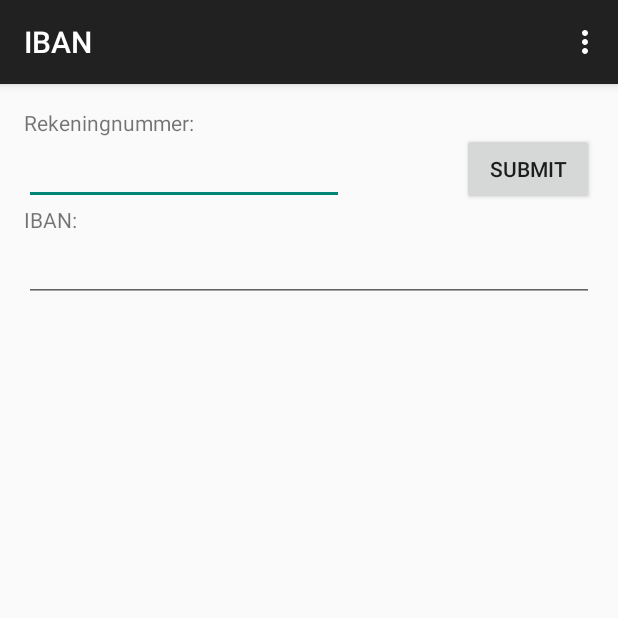
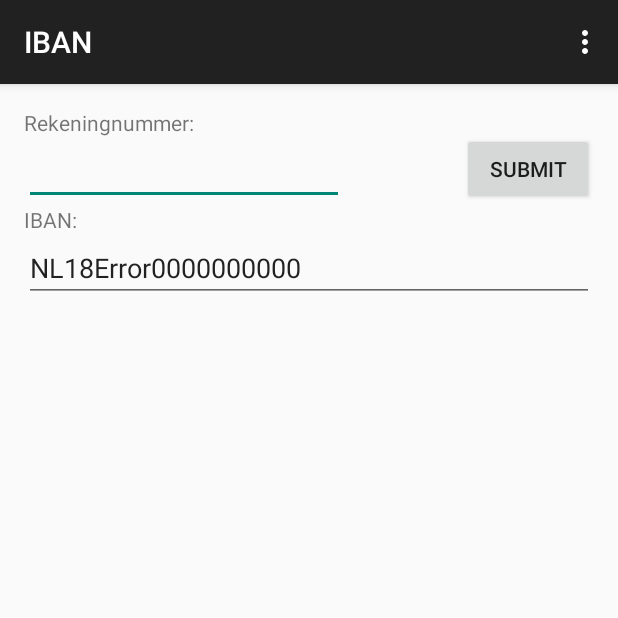
Before and after one commit to HoogenboomSolutions/IBAN, an Android app: the screen it shows after launch (MainActivity), in the options menu, after a tap on "Settings", on a phone screen of 412 x 824 dp, the top half of it. Run offline under Robolectric (Android 15) with nearby library versions, the phone set to English and light mode, and no system bars.

Commit message:
Ported IBAN first version

```diff
--- /dev/null
+++ b/app/src/main/java/nl/cedrichoogenboom/iban/IBAN.java
@@ -0,0 +1,171 @@
+package nl.cedrichoogenboom.iban;
+
+import java.math.BigInteger;
+
+/**
+ * Created by ced on 16-5-15.
+ */
+public class IBAN {
+
+    private String[][] banken = {
+            {"00", "INGB"},
+            {"10", "RABO"},
+            {"11", "RABO"},
+            {"12", "RABO"},
+            {"13", "RABO"},
+            {"14", "RABO"},
+            {"15", "RABO"},
+            {"16", "RABO"},
+            {"17", "RABO"},
+            {"18", "RABO"},
+            {"19", "TRIO"},
+            {"21", "ABNA"},
+            {"22", "ABNA"},
+            {"23", "ABNA"},
+            {"24", "ABNA"},
+            {"25", "ABNA"},
+            {"26", "FVLB"},
+            {"28", "BNGH"},
+            {"29", "FRBK"},
+            {"30", "RABO"},
+            {"31", "RABO"},
+            {"32", "RABO"},
+            {"33", "RABO"},
+            {"34", "RABO"},
+            {"35", "RABO"},
+            {"36", "RABO"},
+            {"37", "RABO"},
+            {"38", "RABO"},
+            {"39", "TRIO"},
+            {"40", "ABNA"},
+            {"41", "ABNA"},
+            {"42", "ABNA"},
+            {"43", "ABNA"},
+            {"44", "ABNA"},
+            {"45", "ABNA"},
+            {"46", "ABNA"},
+            {"47", "ABNA"},
+            {"48", "ABNA"},
+            {"49", "ABNA"},
+            {"50", "ABNA"},
+            {"51", "ABNA"},
+            {"52", "ABNA"},
+            {"53", "ABNA"},
+            {"54", "ABNA"},
+            {"55", "ABNA"},
+            {"56", "ABNA"},
+            {"57", "ABNA"},
+            {"58", "ABNA"},
+            {"59", "ABNA"},
+            {"61", "ABNA"},
+            {"62", "ABNA"},
+            {"64", "ABNA"},
+            {"65", "INGB"},
+            {"66", "INGB"},
+            {"67", "INGB"},
+            {"68", "INGB"},
+            {"69", "INGB"},
+            {"71", "ABNA"},
+            {"72", "AEGO"},
+            {"73", "AEGO"},
+            {"74", "AEGO"},
+            {"75", "INGB"},
+            {"76", "ABNA"},
+            {"77", "AEGO"},
+            {"79", "INGB"},
+            {"80", "ABNA"},
+            {"82", "SNSB"},
+            {"83", "ABNA"},
+            {"84", "ABNA"},
+            {"85", "ASNB"},
+            {"86", "ABNA"},
+            {"87", "ABNA"},
+            {"88", "ABNA"},
+            {"89", "ABNA"},
+            {"90", "SNSB"},
+            {"91", "SNSB"},
+            {"92", "SNSB"},
+            {"93", "SNSB"},
+            {"94", "ABNA"},
+            {"95", "SNSB"},
+            {"96", "SNSB"},
+            {"98", "ABNA"}
+    };
+
+    private boolean isBankNummer(String rekening) {
+        int i;
+        int iBank;
+        char zero = '0';
+
+        if (rekening.length() < 9) {
+            return true;
+        }
+        else if (rekening.length() > 10)
+            return false;
+        else {
+            iBank = 0;
+            for (i = 0; i <= 8; i++) {
+                iBank = iBank + (9 - i) * ((int)(rekening.charAt(i)) - ((int)zero));
+            }
+        }
+
+        return (iBank % 11 == 0);
+    }
+
+    private String getBank(String rekening) {
+        String value = "";
+        String bankCode = "";
+        boolean found = false;
+
+        bankCode = rekening.substring(1, 3);
+
+        for (int i = 0; i < banken.length; i++) {
+            if (banken[i][0] == bankCode) {
+                value = banken[i][1];
+                found = true;
+            }
+        }
+
+        if (found)
+            return value;
+        else
+            return "Error";
+    }
+
+    public String getIBAN(String rekening) {
+        String Bank = "";
+        String Land = "";
+        Integer i;
+        BigInteger e;
+        String controleGetal = "";
+        String bankGetal = "";
+        String landGetal = "";
+        String iBAN = "";
+        Land = "NL";
+
+        if (isBankNummer(rekening)) {
+            while (rekening.length() < 10) {
+                rekening = "0" + rekening;
+            }
+
+            Bank = getBank(rekening);
+            if (!Bank.equals("")) {
+                for (int j = 0; j < 4; j++)
+                    bankGetal = bankGetal + (int)(Bank.toUpperCase().charAt(j) - 55);
+                for (int j = 0; j < 2; j++)
+                    landGetal = landGetal + (int)(Land.toUpperCase().charAt(j) - 55);
+                String CDec = bankGetal + rekening + landGetal + "00";
+                e = new BigInteger(CDec);
+                i = 98 - (e.mod(new BigInteger("97")).intValue());
+
+                if (i >= 10)
+                    controleGetal = i.toString();
+                else
+                    controleGetal = "0" + i.toString();
+            }
+            iBAN = Land + controleGetal + Bank + rekening;
+        }
+
+    return iBAN;
+    }
+}
--- a/app/src/main/java/nl/cedrichoogenboom/iban/MainActivity.java
+++ b/app/src/main/java/nl/cedrichoogenboom/iban/MainActivity.java
@@ -4,6 +4,8 @@ import android.support.v7.app.ActionBarActivity;
 import android.os.Bundle;
 import android.view.Menu;
 import android.view.MenuItem;
+import android.view.View;
+import android.widget.EditText;
 
 
 public class MainActivity extends ActionBarActivity {
@@ -22,6 +24,17 @@ public class MainActivity extends ActionBarActivity {
         return true;
     }
 
+    public void onButtonClick(View view) {
+        EditText reknrInput = (EditText) findViewById(R.id.editText);
+        EditText response = (EditText) findViewById(R.id.editText2);
+
+        String rekening = reknrInput.getText().toString();
+        IBAN iban = new IBAN();
+        String getIBAN = iban.getIBAN(rekening);
+
+        response.setText(getIBAN);
+    }
+
     @Override
     public boolean onOptionsItemSelected(MenuItem item) {
         // Handle action bar item clicks here. The action bar will
--- a/app/src/main/res/layout/activity_main.xml
+++ b/app/src/main/res/layout/activity_main.xml
@@ -31,7 +31,8 @@
         android:id="@+id/button"
         android:layout_alignBottom="@+id/editText"
         android:layout_alignParentRight="true"
-        android:layout_alignParentEnd="true" />
+        android:layout_alignParentEnd="true"
+        android:onClick="onButtonClick" />
 
     <TextView
         android:layout_width="wrap_content"
```
Also changed, not shown: 2 other files.
